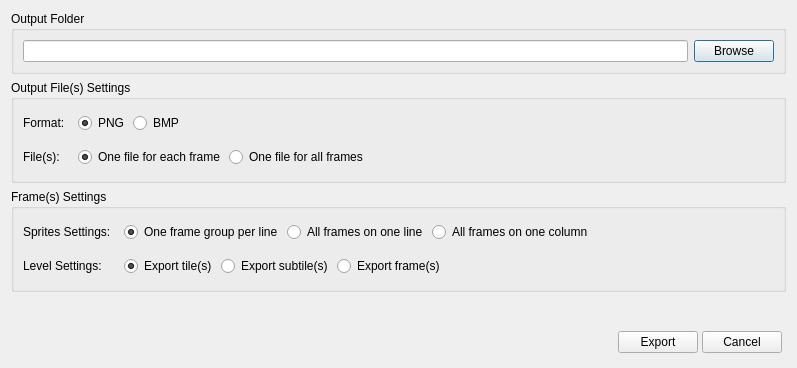
First picture: the form in source/exportdialog.ui, repository diasurgical/d1-graphics-tool, before the edit.
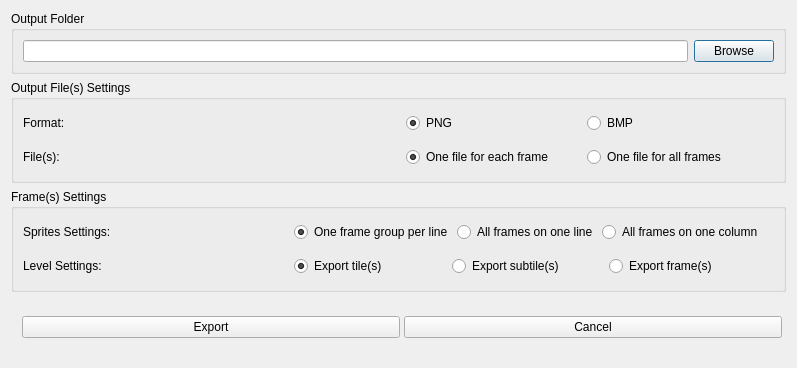
Second picture: the form after the edit.

Patch:
```diff
--- a/source/exportdialog.ui
+++ b/source/exportdialog.ui
@@ -10,12 +10,6 @@
     <height>368</height>
    </rect>
   </property>
-  <property name="minimumSize">
-   <size>
-    <width>0</width>
-    <height>0</height>
-   </size>
-  </property>
   <property name="windowTitle">
    <string>Export</string>
   </property>
@@ -25,24 +19,6 @@
   <layout class="QVBoxLayout" name="verticalLayout">
    <item>
     <widget class="QGroupBox" name="outputFolderGroupBox">
-     <property name="sizePolicy">
-      <sizepolicy hsizetype="Preferred" vsizetype="Preferred">
-       <horstretch>0</horstretch>
-       <verstretch>0</verstretch>
-      </sizepolicy>
-     </property>
-     <property name="minimumSize">
-      <size>
-       <width>0</width>
-       <height>0</height>
-      </size>
-     </property>
-     <property name="maximumSize">
-      <size>
-       <width>16777215</width>
-       <height>16777215</height>
-      </size>
-     </property>
      <property name="title">
       <string>Output Folder</string>
      </property>
@@ -66,17 +42,18 @@
    </item>
    <item>
     <widget class="QGroupBox" name="outputFilesGroupBox">
-     <property name="minimumSize">
-      <size>
-       <width>0</width>
-       <height>0</height>
-      </size>
-     </property>
      <property name="title">
       <string>Output File(s) Settings</string>
      </property>
      <layout class="QGridLayout" name="gridLayout">
-      <item row="0" column="2">
+      <item row="0" column="0">
+       <widget class="QLabel" name="outputFilesSettingsLabel">
+        <property name="text">
+         <string>Format:</string>
+        </property>
+       </widget>
+      </item>
+      <item row="0" column="1">
        <widget class="QWidget" name="filesFormatWidget" native="true">
         <layout class="QHBoxLayout" name="horizontalLayout_2">
          <property name="spacing">
@@ -96,18 +73,6 @@
          </property>
          <item>
           <widget class="QRadioButton" name="pngRadioButton">
-           <property name="minimumSize">
-            <size>
-             <width>0</width>
-             <height>0</height>
-            </size>
-           </property>
-           <property name="maximumSize">
-            <size>
-             <width>16777215</width>
-             <height>16777215</height>
-            </size>
-           </property>
            <property name="text">
             <string>PNG</string>
            </property>
@@ -121,18 +86,6 @@
          </item>
          <item>
           <widget class="QRadioButton" name="bmpRadioButton">
-           <property name="minimumSize">
-            <size>
-             <width>0</width>
-             <height>0</height>
-            </size>
-           </property>
-           <property name="maximumSize">
-            <size>
-             <width>16777215</width>
-             <height>16777215</height>
-            </size>
-           </property>
            <property name="text">
             <string>BMP</string>
            </property>
@@ -146,18 +99,19 @@
            <property name="orientation">
             <enum>Qt::Horizontal</enum>
            </property>
-           <property name="sizeHint" stdset="0">
-            <size>
-             <width>40</width>
-             <height>20</height>
-            </size>
-           </property>
           </spacer>
          </item>
         </layout>
        </widget>
       </item>
-      <item row="1" column="2">
+      <item row="1" column="0">
+       <widget class="QLabel" name="outputFilesLabel">
+        <property name="text">
+         <string>File(s):</string>
+        </property>
+       </widget>
+      </item>
+      <item row="1" column="1">
        <widget class="QWidget" name="filesSettingWidget" native="true">
         <layout class="QHBoxLayout" name="horizontalLayout_6">
          <property name="spacing">
@@ -177,18 +131,6 @@
          </property>
          <item>
           <widget class="QRadioButton" name="oneFileForEachFrameRadioButton">
-           <property name="minimumSize">
-            <size>
-             <width>0</width>
-             <height>0</height>
-            </size>
-           </property>
-           <property name="maximumSize">
-            <size>
-             <width>16777215</width>
-             <height>16777215</height>
-            </size>
-           </property>
            <property name="text">
             <string>One file for each frame</string>
            </property>
@@ -202,18 +144,6 @@
          </item>
          <item>
           <widget class="QRadioButton" name="oneFileForAllFramesRadioButton">
-           <property name="minimumSize">
-            <size>
-             <width>0</width>
-             <height>0</height>
-            </size>
-           </property>
-           <property name="maximumSize">
-            <size>
-             <width>16777215</width>
-             <height>16777215</height>
-            </size>
-           </property>
            <property name="text">
             <string>One file for all frames</string>
            </property>
@@ -230,103 +160,90 @@
            <property name="orientation">
             <enum>Qt::Horizontal</enum>
            </property>
-           <property name="sizeHint" stdset="0">
-            <size>
-             <width>444</width>
-             <height>20</height>
-            </size>
-           </property>
           </spacer>
          </item>
         </layout>
        </widget>
       </item>
-      <item row="0" column="0">
-       <widget class="QLabel" name="outputFilesSettingsLabel">
-        <property name="minimumSize">
-         <size>
-          <width>0</width>
-          <height>0</height>
-         </size>
-        </property>
-        <property name="maximumSize">
-         <size>
-          <width>16777215</width>
-          <height>16777215</height>
-         </size>
-        </property>
-        <property name="text">
-         <string>Format: </string>
-        </property>
-       </widget>
-      </item>
-      <item row="1" column="0">
-       <widget class="QLabel" name="outputFilesLabel">
-        <property name="minimumSize">
-         <size>
-          <width>0</width>
-          <height>0</height>
-         </size>
-        </property>
-        <property name="maximumSize">
-         <size>
-          <width>16777215</width>
-          <height>16777215</height>
-         </size>
-        </property>
-        <property name="text">
-         <string>File(s): </string>
-        </property>
-       </widget>
-      </item>
      </layout>
     </widget>
    </item>
    <item>
     <widget class="QGroupBox" name="framesSettingsGroupBox">
-     <property name="minimumSize">
-      <size>
-       <width>0</width>
-       <height>0</height>
-      </size>
-     </property>
      <property name="title">
       <string>Frame(s) Settings</string>
      </property>
      <layout class="QGridLayout" name="gridLayout_2">
       <item row="0" column="0">
        <widget class="QLabel" name="spritesSettingsLabel">
-        <property name="minimumSize">
-         <size>
-          <width>0</width>
-          <height>0</height>
-         </size>
-        </property>
-        <property name="maximumSize">
-         <size>
-          <width>16777215</width>
-          <height>16777215</height>
-         </size>
-        </property>
         <property name="text">
-         <string>Sprites Settings: </string>
+         <string>Sprites Settings:</string>
         </property>
        </widget>
       </item>
+      <item row="0" column="1">
+       <widget class="QWidget" name="spritesSettingsWidget" native="true">
+        <layout class="QHBoxLayout" name="horizontalLayout_7">
+         <property name="spacing">
+          <number>4</number>
+         </property>
+         <property name="leftMargin">
+          <number>4</number>
+         </property>
+         <property name="topMargin">
+          <number>4</number>
+         </property>
+         <property name="rightMargin">
+          <number>4</number>
+         </property>
+         <property name="bottomMargin">
+          <number>4</number>
+         </property>
+         <item>
+          <widget class="QRadioButton" name="oneFrameGroupPerLineRadioButton">
+           <property name="text">
+            <string>One frame group per line</string>
+           </property>
+           <property name="checked">
+            <bool>true</bool>
+           </property>
+           <attribute name="buttonGroup">
+            <string notr="true">spritesSettingsButtonGroup</string>
+           </attribute>
+          </widget>
+         </item>
+         <item>
+          <widget class="QRadioButton" name="allFramesOnOneLineRadioButton">
+           <property name="text">
+            <string>All frames on one line</string>
+           </property>
+           <attribute name="buttonGroup">
+            <string notr="true">spritesSettingsButtonGroup</string>
+           </attribute>
+          </widget>
+         </item>
+         <item>
+          <widget class="QRadioButton" name="allFramesOnOneColumnRadioButton">
+           <property name="text">
+            <string>All frames on one column</string>
+           </property>
+           <attribute name="buttonGroup">
+            <string notr="true">spritesSettingsButtonGroup</string>
+           </attribute>
+          </widget>
+         </item>
+         <item>
+          <spacer name="horizontalSpacer_2">
+           <property name="orientation">
+            <enum>Qt::Horizontal</enum>
+           </property>
+          </spacer>
+         </item>
+        </layout>
+       </widget>
+      </item>
       <item row="1" column="0">
        <widget class="QLabel" name="levelFramesLabel">
-        <property name="minimumSize">
-         <size>
-          <width>0</width>
-          <height>0</height>
-         </size>
-        </property>
-        <property name="maximumSize">
-         <size>
-          <width>16777215</width>
-          <height>16777215</height>
-         </size>
-        </property>
         <property name="text">
          <string>Level Settings:</string>
         </property>
@@ -352,18 +269,6 @@
          </property>
          <item>
           <widget class="QRadioButton" name="exportLevelTiles">
-           <property name="minimumSize">
-            <size>
-             <width>0</width>
-             <height>0</height>
-            </size>
-           </property>
-           <property name="maximumSize">
-            <size>
-             <width>16777215</width>
-             <height>16777215</height>
-            </size>
-           </property>
            <property name="text">
             <string>Export tile(s)</string>
            </property>
@@ -377,18 +282,6 @@
          </item>
          <item>
           <widget class="QRadioButton" name="exportLevelSubtiles">
-           <property name="minimumSize">
-            <size>
-             <width>0</width>
-             <height>0</height>
-            </size>
-           </property>
-           <property name="maximumSize">
-            <size>
-             <width>16777215</width>
-             <height>16777215</height>
-            </size>
-           </property>
            <property name="text">
             <string>Export subtile(s)</string>
            </property>
@@ -399,18 +292,6 @@
          </item>
          <item>
           <widget class="QRadioButton" name="exportLevelFrames">
-           <property name="minimumSize">
-            <size>
-             <width>0</width>
-             <height>0</height>
-            </size>
-           </property>
-           <property name="maximumSize">
-            <size>
-             <width>16777215</width>
-             <height>16777215</height>
-            </size>
-           </property>
            <property name="text">
             <string>Export frame(s)</string>
            </property>
@@ -427,79 +308,6 @@
            <property name="orientation">
             <enum>Qt::Horizontal</enum>
            </property>
-           <property name="sizeHint" stdset="0">
-            <size>
-             <width>40</width>
-             <height>20</height>
-            </size>
-           </property>
-          </spacer>
-         </item>
-        </layout>
-       </widget>
-      </item>
-      <item row="0" column="1">
-       <widget class="QWidget" name="spritesSettingsWidget" native="true">
-        <layout class="QHBoxLayout" name="horizontalLayout_7">
-         <property name="spacing">
-          <number>4</number>
-         </property>
-         <property name="leftMargin">
-          <number>4</number>
-         </property>
-         <property name="topMargin">
-          <number>4</number>
-         </property>
-         <property name="rightMargin">
-          <number>4</number>
-         </property>
-         <property name="bottomMargin">
-          <number>4</number>
-         </property>
-         <item>
-          <widget class="QRadioButton" name="oneFrameGroupPerLineRadioButton">
-           <property name="text">
-            <string>One frame group per line</string>
-           </property>
-           <property name="checked">
-            <bool>true</bool>
-           </property>
-           <attribute name="buttonGroup">
-            <string notr="true">spritesSettingsButtonGroup</string>
-           </attribute>
-          </widget>
-         </item>
-         <item>
-          <widget class="QRadioButton" name="allFramesOnOneLineRadioButton">
-           <property name="text">
-            <string>All frames on one line</string>
-           </property>
-           <attribute name="buttonGroup">
-            <string notr="true">spritesSettingsButtonGroup</string>
-           </attribute>
-          </widget>
-         </item>
-         <item>
-          <widget class="QRadioButton" name="allFramesOnOneColumnRadioButton">
-           <property name="text">
-            <string>All frames on one column</string>
-           </property>
-           <attribute name="buttonGroup">
-            <string notr="true">spritesSettingsButtonGroup</string>
-           </attribute>
-          </widget>
-         </item>
-         <item>
-          <spacer name="horizontalSpacer_2">
-           <property name="orientation">
-            <enum>Qt::Horizontal</enum>
-           </property>
-           <property name="sizeHint" stdset="0">
-            <size>
-             <width>140</width>
-             <height>20</height>
-            </size>
-           </property>
           </spacer>
          </item>
         </layout>
@@ -508,36 +316,8 @@
      </layout>
     </widget>
    </item>
-   <item>
-    <spacer name="verticalSpacer">
-     <property name="orientation">
-      <enum>Qt::Vertical</enum>
-     </property>
-     <property name="sizeType">
-      <enum>QSizePolicy::MinimumExpanding</enum>
-     </property>
-     <property name="sizeHint" stdset="0">
-      <size>
-       <width>0</width>
-       <height>0</height>
-      </size>
-     </property>
-    </spacer>
-   </item>
    <item>
     <widget class="QWidget" name="exportButtonsWidget" native="true">
-     <property name="minimumSize">
-      <size>
-       <width>0</width>
-       <height>0</height>
-      </size>
-     </property>
-     <property name="maximumSize">
-      <size>
-       <width>16777215</width>
-       <height>16777215</height>
-      </size>
-     </property>
      <layout class="QHBoxLayout" name="horizontalLayout">
       <property name="spacing">
        <number>4</number>
@@ -559,12 +339,6 @@
         <property name="orientation">
          <enum>Qt::Horizontal</enum>
         </property>
-        <property name="sizeHint" stdset="0">
-         <size>
-          <width>345</width>
-          <height>19</height>
-         </size>
-        </property>
        </spacer>
       </item>
       <item>
```
